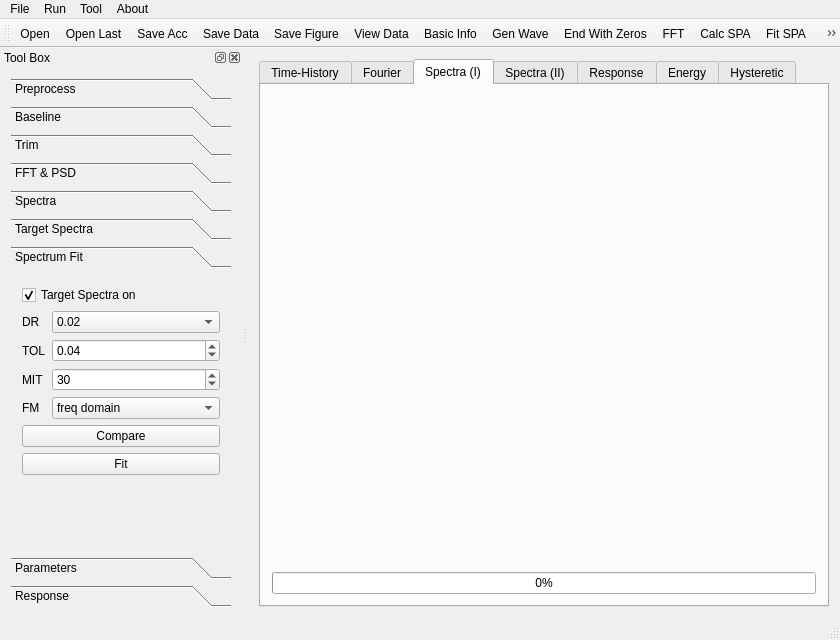
Above: EQSignal/mainwindow.ui from Panchatantra/EQSignal before the change. Below: the same form after it.
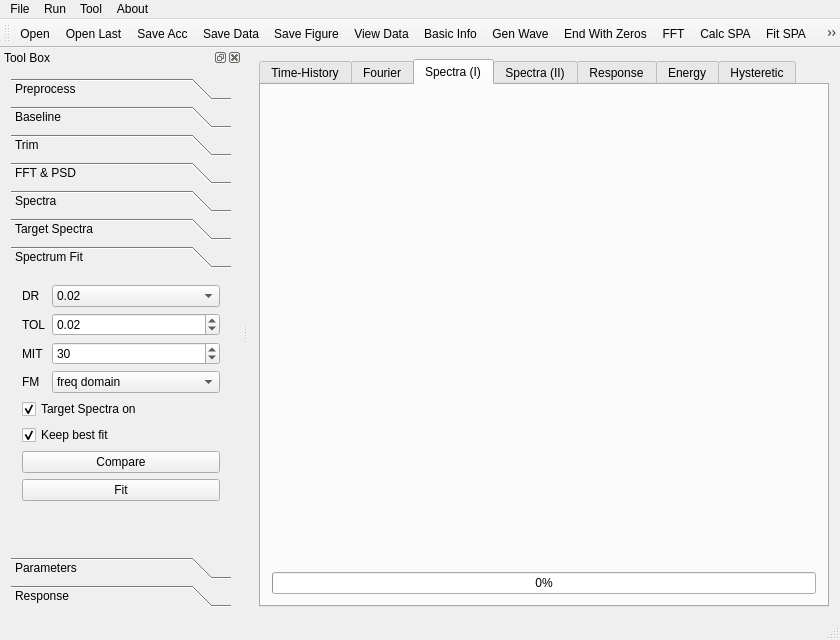
That is the form after the change. The open tabs and pages were chosen to show the change. Icons and pictures are not drawn. Custom widgets are drawn as their Qt base class.

Commit message: keep best during fit

```diff
--- a/EQSignal/mainwindow.ui
+++ b/EQSignal/mainwindow.ui
@@ -1286,23 +1286,13 @@
           <x>0</x>
           <y>0</y>
           <width>209</width>
-          <height>250</height>
+          <height>290</height>
          </rect>
         </property>
         <attribute name="label">
          <string>Spectrum Fit</string>
         </attribute>
         <layout class="QFormLayout" name="formLayout_6">
-         <item row="0" column="0" colspan="2">
-          <widget class="QCheckBox" name="SPTON">
-           <property name="text">
-            <string>Target Spectra on</string>
-           </property>
-           <property name="checked">
-            <bool>true</bool>
-           </property>
-          </widget>
-         </item>
          <item row="2" column="0">
           <widget class="QLabel" name="label_29">
            <property name="text">
@@ -1355,7 +1345,7 @@
             <double>0.010000000000000</double>
            </property>
            <property name="value">
-            <double>0.040000000000000</double>
+            <double>0.020000000000000</double>
            </property>
           </widget>
          </item>
@@ -1420,20 +1410,40 @@
            </item>
           </widget>
          </item>
-         <item row="8" column="0" colspan="2">
+         <item row="11" column="0" colspan="2">
           <widget class="QPushButton" name="SPFit">
            <property name="text">
             <string>Fit</string>
            </property>
           </widget>
          </item>
-         <item row="7" column="0" colspan="2">
+         <item row="10" column="0" colspan="2">
           <widget class="QPushButton" name="SPComPare">
            <property name="text">
             <string>Compare</string>
            </property>
           </widget>
          </item>
+         <item row="8" column="0" colspan="2">
+          <widget class="QCheckBox" name="SPTON">
+           <property name="text">
+            <string>Target Spectra on</string>
+           </property>
+           <property name="checked">
+            <bool>true</bool>
+           </property>
+          </widget>
+         </item>
+         <item row="9" column="0" colspan="2">
+          <widget class="QCheckBox" name="KeepBestFit">
+           <property name="text">
+            <string>Keep best fit</string>
+           </property>
+           <property name="checked">
+            <bool>true</bool>
+           </property>
+          </widget>
+         </item>
         </layout>
        </widget>
        <widget class="QWidget" name="PA">
```
Left out of the diff: 3 changed lines with no effect on the pictures. The commit also changes 10 other files.
